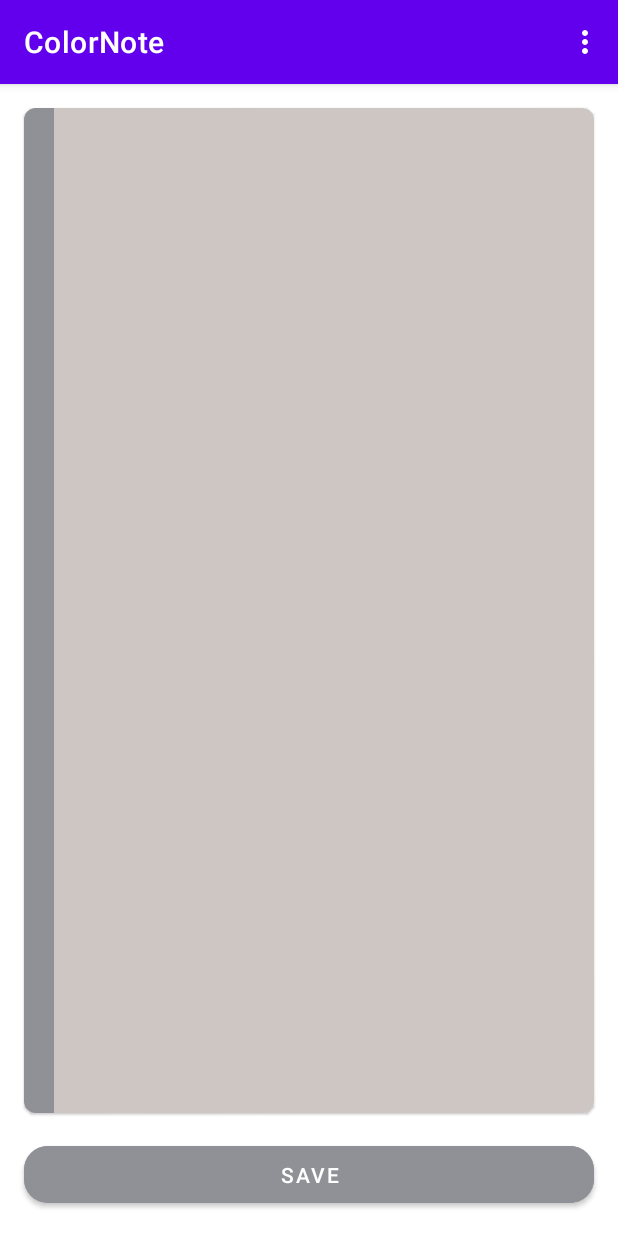
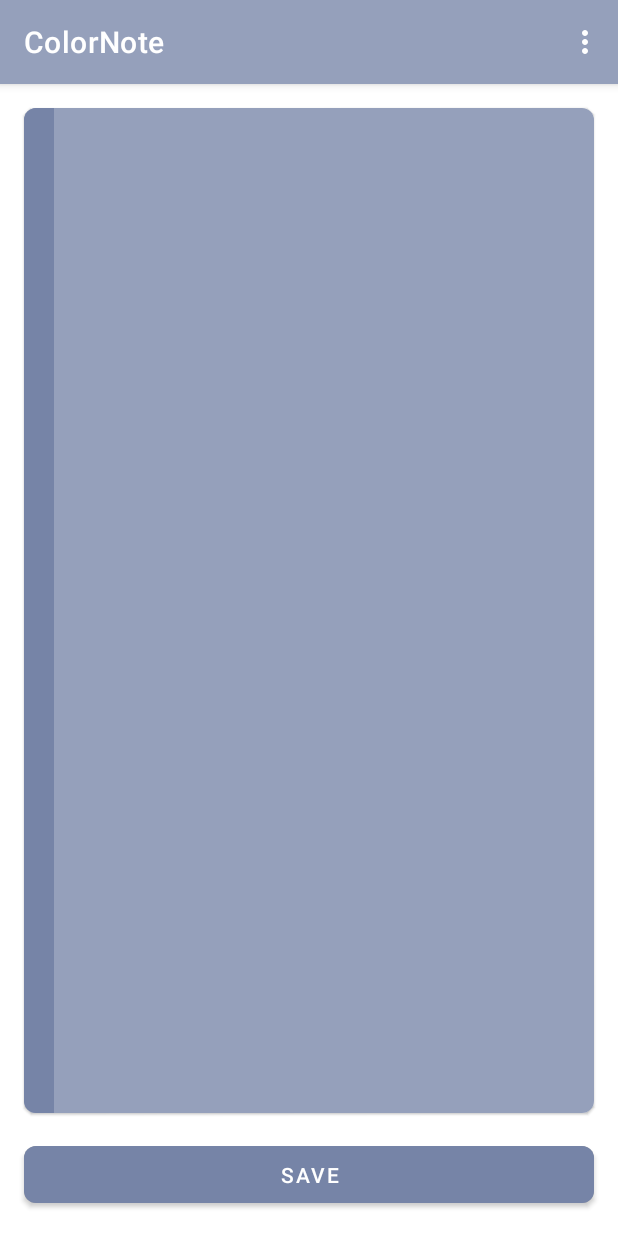
Before and after one commit to Brav9/ColorNote, an Android app: the EditNoteFragment screen opened through its navigation route, on a phone screen of 412 x 824 dp. Run offline under Robolectric (Android 15) with nearby library versions, the phone set to English and light mode, and no system bars; our stand-ins replace Room's generated code.

Commit message:
task_2 - добавил в меню выбора цвета вариацию из пяти цветов.

```diff
--- a/app/src/main/java/com/khalbro/colornote/domain/models/InfoNote.kt
+++ b/app/src/main/java/com/khalbro/colornote/domain/models/InfoNote.kt
@@ -9,14 +9,25 @@ data class InfoNote(
     val color: String = randomColorBackground()
 ) {
 
+    fun getBackgroundColorVerticalLine(): String {
+        return when (color) {
+            "1" -> "#606060" // OK
+            "2" -> "#C4ACA3" //OK
+            "3" -> "#7E907E" // OK
+            "4" -> "#B35151"
+            "5" -> "#7684A7" // OK
+            else -> "#BFA19B"
+        }
+    }
+
     fun getBackgroundColor(): String {
         return when (color) {
-            "1" -> "#D4B2A7"
-            "2" -> "#E7D7C9"
-            "3" -> "#BE8F6E"
-            "4" -> "#87816E"
-            "5" -> "#CDC6C3"
-            else -> "#EDE9E3"
+            "1" -> "#909090" // gray
+            "2" -> "#E7D7C9" // light grayish orange
+            "3" -> "#9EB49E" // green
+            "4" -> "#E06666"// red
+            "5" -> "#95A0BB" // blue
+            else -> "#D3BEBA"
         }
     }
 
--- a/app/src/main/java/com/khalbro/colornote/presentation/allnotes/NotesFragment.kt
+++ b/app/src/main/java/com/khalbro/colornote/presentation/allnotes/NotesFragment.kt
@@ -46,7 +46,10 @@ class NotesFragment : Fragment(), NotesAdapter.OnClickListener {
 
             override fun onMenuItemSelected(menuItem: MenuItem): Boolean {
                 return when (menuItem.itemId) {
-                    R.menu.menu_main -> true
+                    R.menu.menu_main -> {
+                        true
+                    }
+
                     else -> false
                 }
             }
--- a/app/src/main/java/com/khalbro/colornote/presentation/editnote/EditNoteFragment.kt
+++ b/app/src/main/java/com/khalbro/colornote/presentation/editnote/EditNoteFragment.kt
@@ -41,26 +41,29 @@ class EditNoteFragment : Fragment() {
         fragmentNotesBinding = binding
         editNoteViewModel = ViewModelProvider(this)[EditNoteViewModel::class.java]
         editNoteViewModel.getNoteById(id).toString()
+
         editNoteViewModel.note.observe(this.viewLifecycleOwner) {
             if (it.text != binding.etText.text.toString()) {
                 binding.etText.setText(it.text)
             }
             val color = Color.parseColor(it.getBackgroundColor())
             binding.constraintLayoutEditNote.setBackgroundColor(color)
+            val colorSecond = Color.parseColor(it.getBackgroundColorVerticalLine())
+            binding.ivVerticalLine.setBackgroundColor(colorSecond)
+            binding.btnSaveNote.setBackgroundColor(colorSecond)
         }
 
         editNoteViewModel.note.observe(this.viewLifecycleOwner) {
             if (it.text != binding.etTitle.text.toString()) {
                 binding.etTitle.setText(it.title)
             }
-            val color = Color.parseColor(it.getBackgroundColor())
-            binding.constraintLayoutEditNote.setBackgroundColor(color)
+//            val color = Color.parseColor(it.getBackgroundColor())
+//            binding.constraintLayoutEditNote.setBackgroundColor(color)
         }
 
         editNoteViewModel.navigateBackEvent.observe(this.viewLifecycleOwner) {
             findNavController().popBackStack()
         }
-
 
         binding.etText.doOnTextChanged { text, start, before, count ->
             text?.let {
@@ -80,12 +83,16 @@ class EditNoteFragment : Fragment() {
 
         menuHost.addMenuProvider(object : MenuProvider {
             override fun onCreateMenu(menu: Menu, menuInflater: MenuInflater) {
-                menuInflater.inflate(R.menu.menu_main, menu)
+                menuInflater.inflate(R.menu.menu_edit_note, menu)
             }
 
             override fun onMenuItemSelected(menuItem: MenuItem): Boolean {
                 return when (menuItem.itemId) {
-                    R.menu.menu_main -> true
+                    R.id.menuNude -> {
+                        binding.constraintLayoutEditNote.setBackgroundResource(R.color.nude)
+                        true
+                    }
+                    R.menu.menu_edit_note -> true
                     else -> false
                 }
             }
--- a/app/src/main/res/layout/fragment_edit_note.xml
+++ b/app/src/main/res/layout/fragment_edit_note.xml
@@ -27,7 +27,7 @@
                 android:id="@+id/ivVerticalLine"
                 android:layout_width="20dp"
                 android:layout_height="match_parent"
-                android:background="@color/material_dynamic_neutral60"
+                tools:background="@color/dark_grey"
                 app:layout_constraintBottom_toBottomOf="parent"
                 app:layout_constraintStart_toStartOf="parent"
                 app:layout_constraintTop_toTopOf="parent" />
@@ -37,31 +37,33 @@
                 android:layout_width="0dp"
                 android:layout_height="wrap_content"
                 android:layout_marginStart="16dp"
-                android:layout_marginTop="16dp"
+                android:layout_marginTop="8dp"
                 android:layout_marginEnd="16dp"
                 android:background="@null"
-                tools:text="ololololololololo"
+                android:textSize="22sp"
                 android:textStyle="bold"
                 app:layout_constraintBottom_toTopOf="@+id/etText"
                 app:layout_constraintEnd_toEndOf="parent"
                 app:layout_constraintStart_toEndOf="@+id/ivVerticalLine"
-                app:layout_constraintTop_toTopOf="parent" />
+                app:layout_constraintTop_toTopOf="parent"
+                tools:text="ololololololololo" />
 
             <EditText
                 android:id="@+id/etText"
                 android:layout_width="0dp"
                 android:layout_height="0dp"
                 android:layout_marginStart="16dp"
-                android:layout_marginTop="16dp"
+                android:layout_marginTop="8dp"
                 android:layout_marginEnd="16dp"
                 android:background="@null"
                 android:gravity="start|top"
                 android:inputType="textMultiLine"
-                tools:text="ololololololololo"
+                android:textSize="18sp"
                 app:layout_constraintBottom_toBottomOf="parent"
                 app:layout_constraintEnd_toEndOf="parent"
                 app:layout_constraintStart_toEndOf="@+id/ivVerticalLine"
-                app:layout_constraintTop_toBottomOf="@+id/etTitle" />
+                app:layout_constraintTop_toBottomOf="@+id/etTitle"
+                tools:text="ololololololololo" />
 
         </androidx.constraintlayout.widget.ConstraintLayout>
 
@@ -74,9 +76,9 @@
         android:layout_marginStart="16dp"
         android:layout_marginEnd="16dp"
         android:layout_marginBottom="16dp"
-        android:backgroundTint="@color/material_dynamic_neutral60"
+        android:backgroundTint="@color/dark_grey"
         android:text="Save"
-        app:cornerRadius="16dp"
+        app:cornerRadius="8dp"
         app:layout_constraintBottom_toBottomOf="parent"
         app:layout_constraintEnd_toEndOf="parent"
         app:layout_constraintStart_toStartOf="parent" />
--- a/app/src/main/res/layout/fragment_notes.xml
+++ b/app/src/main/res/layout/fragment_notes.xml
@@ -28,9 +28,9 @@
         android:layout_height="wrap_content"
         android:layout_marginEnd="16dp"
         android:layout_marginBottom="16dp"
-        android:backgroundTint="@color/material_dynamic_neutral60"
+        android:backgroundTint="@color/purple_700"
         android:src="@android:drawable/ic_input_add"
-        app:backgroundTint="@color/material_dynamic_neutral80"
+        app:backgroundTint="@color/purple_500"
         app:layout_constraintBottom_toBottomOf="parent"
         app:layout_constraintEnd_toEndOf="parent" />
 
--- a/app/src/main/res/menu/menu_edit_note.xml
+++ b/app/src/main/res/menu/menu_edit_note.xml
@@ -3,5 +3,39 @@
     xmlns:app="http://schemas.android.com/apk/res-auto"
     xmlns:tools="http://schemas.android.com/tools"
     tools:context=".presentation.MainActivity">
+    <item
+        android:id="@+id/menuColorProfile"
+        android:orderInCategory="100"
+        android:title="@string/action_color_profile"
+
+        app:showAsAction="never">
+        <menu>
+            <item
+                android:id="@+id/menuWarm"
+                android:orderInCategory="100"
+                android:title="@string/gray"
+                app:showAsAction="never" />
+            <item
+                android:id="@+id/menuNude"
+                android:orderInCategory="100"
+                android:title="@string/grayish_orange"
+                app:showAsAction="never" />
+            <item
+                android:id="@+id/menuRose"
+                android:orderInCategory="100"
+                android:title="@string/blue"
+                app:showAsAction="never" />
+            <item
+                android:id="@+id/menuCoolSage"
+                android:orderInCategory="100"
+                android:title="@string/green"
+                app:showAsAction="never" />
+            <item
+                android:id="@+id/menuStone"
+                android:orderInCategory="100"
+                android:title="@string/red"
+                app:showAsAction="never" />
+        </menu>
+    </item>
 
 </menu>
--- a/app/src/main/res/menu/menu_main.xml
+++ b/app/src/main/res/menu/menu_main.xml
@@ -7,6 +7,7 @@
         android:id="@+id/menuColorProfile"
         android:orderInCategory="100"
         android:title="@string/action_color_profile"
+
         app:showAsAction="never">
         <menu>
             <item
--- a/app/src/main/res/values/colors.xml
+++ b/app/src/main/res/values/colors.xml
@@ -1,18 +1,30 @@
 <?xml version="1.0" encoding="utf-8"?>
 <resources>
     <color name="purple_200">#FFBB86FC</color>
-    <color name="purple_500">#FF6200EE</color>
-    <color name="purple_700">#FF3700B3</color>
+    <color name="purple_500">#95a0bb</color>
+    <color name="purple_700">#7684A7</color>
     <color name="teal_200">#FF03DAC5</color>
     <color name="teal_700">#FF018786</color>
     <color name="black">#FF000000</color>
     <color name="white">#FFFFFFFF</color>
+    <color name="dark_grey">#A5A5A5</color>
 
     //colorBackground
     <color name="ivory">#EDE9E3</color>
+    <color name="ivory_line">#98948D</color>
+
     <color name="nude">#E7D7C9</color>
+    <color name="nude_line">#877C71</color>
+
     <color name="terracotta">#BE8F6E</color>
+    <color name="terracotta_line">#6E5340</color>
+
     <color name="cool_sage">#87816E</color>
+    <color name="cool_sage_line">#514E43</color>
+
     <color name="rose">#D4B2A7</color>
+    <color name="rose_line">#957C75</color>
+
     <color name="stone">#CDC6C3</color>
+    <color name="stone_line">#7E7977</color>
 </resources>
--- a/app/src/main/res/values/strings.xml
+++ b/app/src/main/res/values/strings.xml
@@ -7,4 +7,10 @@
     <string name="warm">warm</string>
     <string name="cold">cold</string>
 
+    <string name="gray">gray</string>
+    <string name="grayish_orange">grayish orange</string>
+    <string name="green">green</string>
+    <string name="red">red</string>
+    <string name="blue">blue</string>
+
 </resources>
```
Also changed, not shown: app/src/main/java/com/khalbro/colornote/presentation/allnotes/NotesViewHolder.kt (+7 -3 lines), app/src/main/res/layout/item_note.xml (+4 -6 lines).
